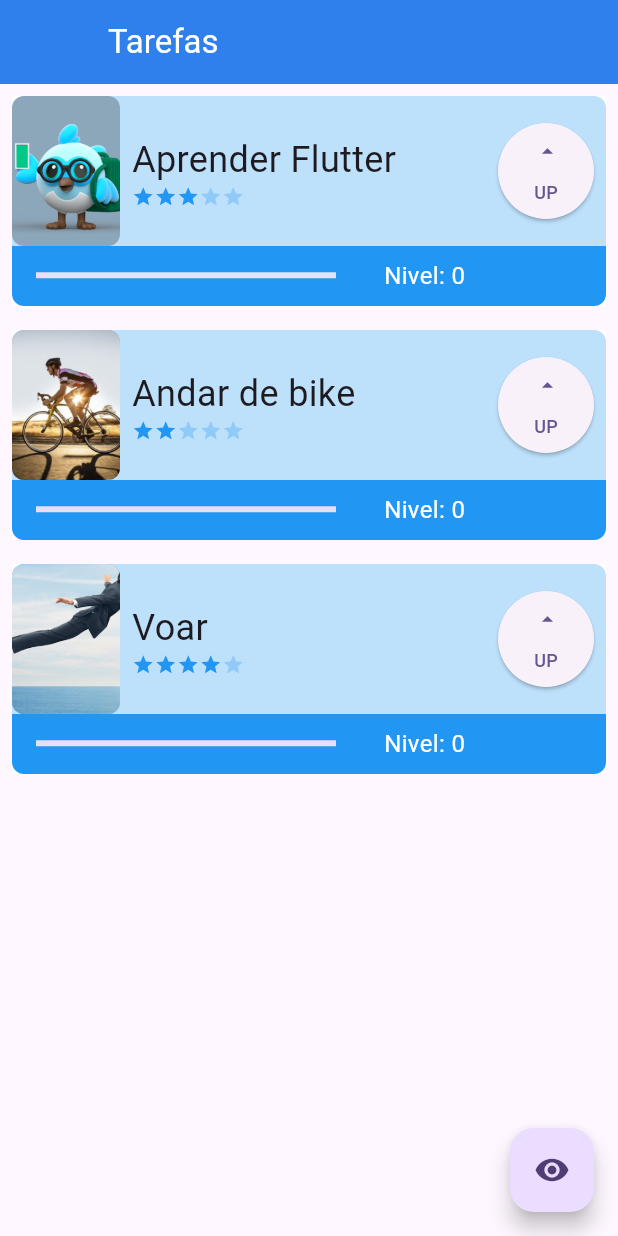
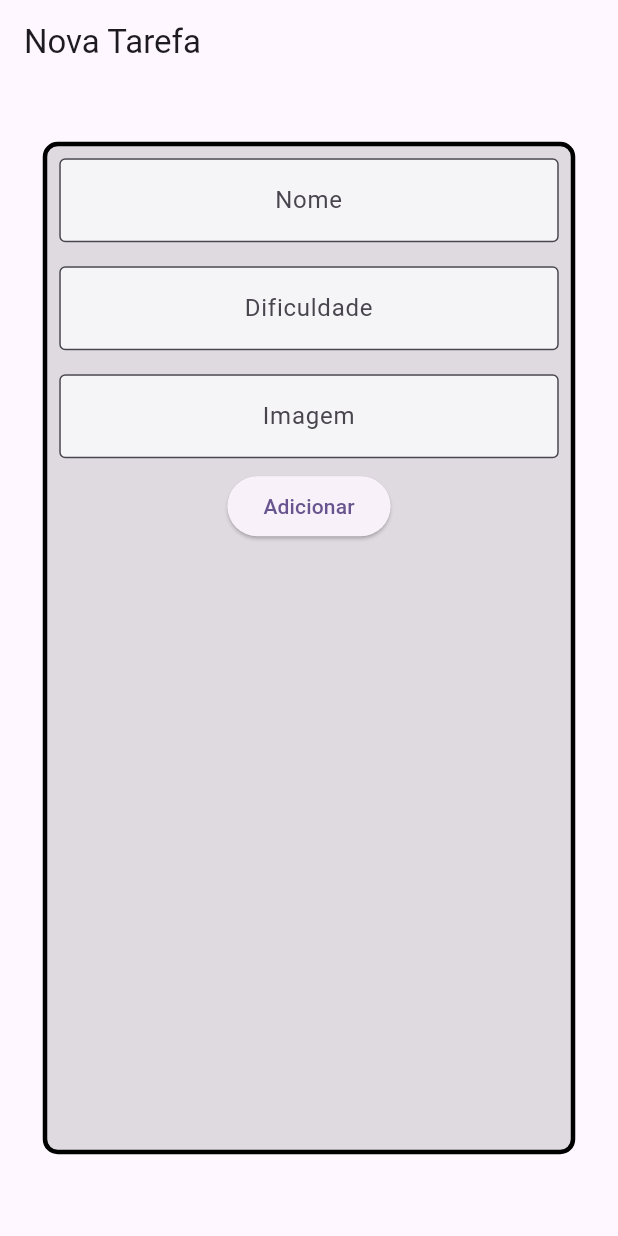
Before and after one commit to guilhermelins7/flutter, a Flutter app: the screen it shows after launch, on a phone screen of 412 x 824 dp. Run offline on Flutter 3.47's test engine with Material 3 defaults, Android fonts, the phone set to English and light mode, and no system bars.

Commit message:
feat: estrutura inicial do formulário para adicionar tarefa

```diff
--- a/lib/main.dart
+++ b/lib/main.dart
@@ -1,3 +1,4 @@
+import 'package:app_flutter/screens/form_screen.dart';
 import 'package:flutter/material.dart';
 import 'package:app_flutter/screens/screen.dart';
 
@@ -15,7 +16,7 @@ class MyApp extends StatelessWidget {
       theme: ThemeData(
         colorScheme: ColorScheme.fromSeed(seedColor: Colors.deepPurple),
       ),
-      home: Screen(),
+      home: FormScreen(),
     );
   }
 }
--- /dev/null
+++ b/lib/screens/form_screen.dart
@@ -0,0 +1,91 @@
+import 'package:flutter/material.dart';
+import 'package:flutter/services.dart';
+
+class FormScreen extends StatefulWidget {
+  const FormScreen({super.key});
+
+  @override
+  State<FormScreen> createState() => _FormScreenState();
+}
+
+class _FormScreenState extends State<FormScreen> {
+  TextEditingController nameController = TextEditingController();
+  TextEditingController dificultyController = TextEditingController();
+  TextEditingController imageController = TextEditingController();
+
+  @override
+  Widget build(BuildContext context) {
+    return Scaffold(
+      appBar: AppBar(title: Text('Nova Tarefa')),
+      body: Center(
+        child: Padding(
+          padding: const EdgeInsets.only(top: 0, right: 8, bottom: 16, left: 8),
+          child: Container(
+            height: 675,
+            width: 355,
+            decoration: BoxDecoration(
+              color: Colors.black12,
+              border: Border.all(width: 3),
+              borderRadius: BorderRadius.circular(10),
+            ),
+            child: Column(
+              children: [
+                Padding(
+                  padding: const EdgeInsets.all(8.0),
+                  child: TextFormField(
+                    controller: nameController,
+                    textAlign: TextAlign.center,
+                    decoration: InputDecoration(
+                      border: OutlineInputBorder(),
+                      hintText: 'Nome', // definindo o placeholder
+                      fillColor: Colors.white70,
+                      filled: true,
+                    ),
+                  ),
+                ),
+                Padding(
+                  padding: const EdgeInsets.all(8.0),
+                  child: TextFormField(
+                    controller: dificultyController,
+                    textAlign: TextAlign.center,
+                    decoration: InputDecoration(
+                      border: OutlineInputBorder(),
+                      hintText: 'Dificuldade', // definindo o placeholder
+                      fillColor: Colors.white70,
+                      filled: true,
+                    ),
+                  ),
+                ),
+                Padding(
+                  padding: const EdgeInsets.all(8.0),
+                  child: TextFormField(
+                    controller: imageController,
+                    textAlign: TextAlign.center,
+                    decoration: InputDecoration(
+                      border: OutlineInputBorder(),
+                      hintText: 'Imagem', // definindo o placeholder
+                      fillColor: Colors.white70,
+                      filled: true,
+                    ),
+                  ),
+                ),
+                ElevatedButton(
+                  onPressed: () {
+                    print('Conteúdo do contoller nome: ${nameController.text}');
+                    print(
+                      'Conteúdo do contoller dificuldade: ${dificultyController.text}',
+                    );
+                    print(
+                      'Conteúdo do contoller imagem: ${imageController.text}',
+                    );
+                  },
+                  child: Text('Adicionar'),
+                ),
+              ],
+            ),
+          ),
+        ),
+      ),
+    );
+  }
+}
```
